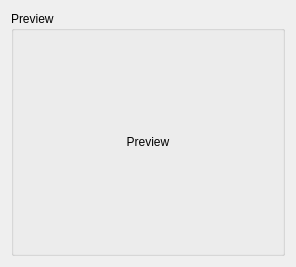
Before: the Qt Designer form Code/qtdcmPreviewWidget.ui in qtdcm/qtdcm, drawn with Qt 5.
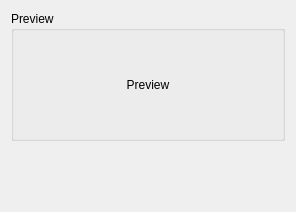
After: the same form once the commit is applied.

```diff
--- a/Code/qtdcmPreviewWidget.ui
+++ b/Code/qtdcmPreviewWidget.ui
@@ -7,7 +7,7 @@
     <x>0</x>
     <y>0</y>
     <width>296</width>
-    <height>267</height>
+    <height>212</height>
    </rect>
   </property>
   <property name="windowTitle">
@@ -39,6 +39,19 @@
      </layout>
     </widget>
    </item>
+   <item row="1" column="0">
+    <spacer name="verticalSpacer">
+     <property name="orientation">
+      <enum>Qt::Vertical</enum>
+     </property>
+     <property name="sizeHint" stdset="0">
+      <size>
+       <width>20</width>
+       <height>40</height>
+      </size>
+     </property>
+    </spacer>
+   </item>
   </layout>
  </widget>
  <resources/>
```
